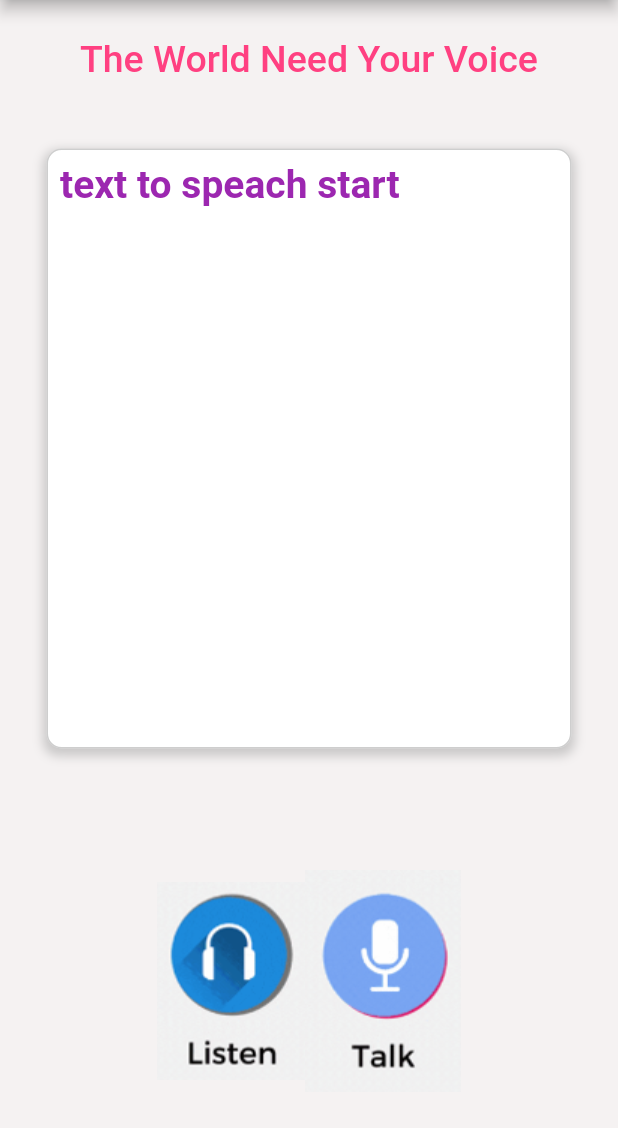
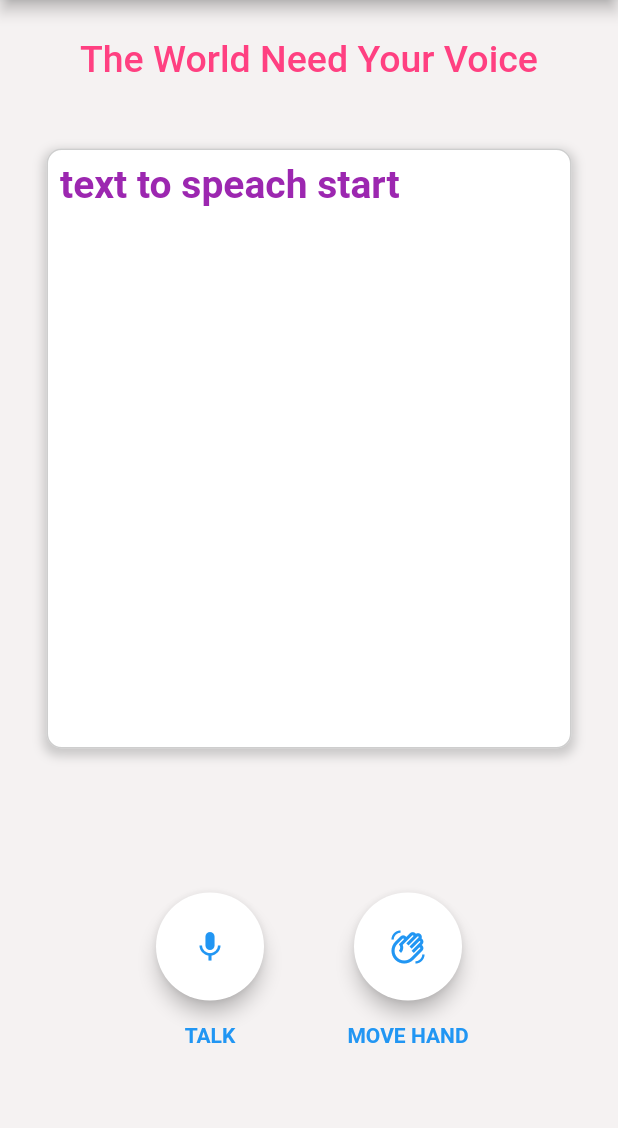
Before and after one commit to Thanoon12k/Speak-Loud, a Flutter app: the screen it shows after launch, on a phone screen of 412 x 824 dp, the part 84-1212 px from its top. Run offline on Flutter 3.47's test engine with Material 2 defaults, Android fonts, the phone set to English and light mode, and no system bars; our stand-ins replace flutter_tts, get, speech_to_text; Roboto replaces fonts that are missing (birthdayYear).

Commit message:
complete gooogle tts still stt

```diff
--- a/lib/home.dart
+++ b/lib/home.dart
@@ -1,5 +1,6 @@
 import 'package:flutter/material.dart';
 import 'package:get/get.dart';
+import 'package:speak_loud/widgets/google_mic.dart';
 
 import 'controllers/flutter_stt_con.dart';
 import 'controllers/stt_controller.dart';
@@ -10,11 +11,8 @@ import 'package:speech_to_text/speech_to_text.dart' as stt;
 class HomeScreen extends StatelessWidget {
   final TextEditingController txtcon = TextEditingController();
 
-  final TextToSpeechController tts_controller =
-      Get.put(TextToSpeechController());
-  final SpeachToTextController stt_controller =
-      Get.put(SpeachToTextController());
-  final FlutterSpeechController fstt_con = Get.put(FlutterSpeechController());
+  final TextToSpeechController tts = Get.put(TextToSpeechController());
+  final SpeachToTextController stt = Get.put(SpeachToTextController());
 
   HomeScreen({super.key});
 
@@ -87,7 +85,7 @@ class HomeScreen extends StatelessWidget {
             () => Padding(
               padding: const EdgeInsets.all(8.0),
               child: Text(
-                tts_controller.mytext.value,
+                tts.mytext.value,
                 style: const TextStyle(
                   fontSize: 26,
                   color: Colors.purple,
@@ -103,12 +101,17 @@ class HomeScreen extends StatelessWidget {
         const SizedBox(height: 35),
         Row(
           mainAxisAlignment: MainAxisAlignment.center,
-          children: [
-            listner_button(tts_controller: tts_controller, fstt_con: fstt_con),
-
-            talker_button(tts_controller: tts_controller),
-
-            // Image.asset("images/off.PNG"),
+          children: const [
+            GoogleIconButton(
+              buttonIcon: Icon(Icons.mic),
+              buttonText: "TALK",
+              handword: "error",
+            ),
+            GoogleIconButton(
+              buttonIcon: Icon(Icons.waving_hand_outlined),
+              buttonText: "MOVE HAND",
+              handword: "Hello",
+            )
           ],
         ),
         const SizedBox(
@@ -119,44 +122,29 @@ class HomeScreen extends StatelessWidget {
   }
 }
 
-class talker_button extends StatelessWidget {
-  const talker_button({
+class icon_button extends StatelessWidget {
+  const icon_button({
     super.key,
-    required this.tts_controller,
+    required this.buttonicon,
+    required this.buttontext,
   });
 
-  final TextToSpeechController tts_controller;
+  final Icon buttonicon;
+  final String buttontext;
 
   @override
   Widget build(BuildContext context) {
-    return GestureDetector(
-      child: Image.asset("images/talk.PNG"),
-      onTap: () async {
-        tts_controller.mytext.value = "how are you ....";
-        await tts_controller.speak(tts_controller.mytext.value);
-      },
+    return Column(
+      children: [
+        Container(
+          padding: const EdgeInsets.fromLTRB(15, 15, 15, 15),
+          child: IconButton(icon: buttonicon, onPressed: () {}),
+        ),
+        Container(
+          padding: const EdgeInsets.fromLTRB(15, 0, 15, 15),
+          child: Text(buttontext),
+        ),
+      ],
     );
   }
 }
-
-class listner_button extends StatelessWidget {
-  const listner_button({
-    super.key,
-    required this.tts_controller,
-    required this.fstt_con,
-  });
-
-  final TextToSpeechController tts_controller;
-  final FlutterSpeechController fstt_con;
-
-  @override
-  Widget build(BuildContext context) {
-    return GestureDetector(
-      child: Image.asset("images/listen.PNG"),
-      onTap: () async {
-        tts_controller.mytext.value = "speach to text started ...";
-        fstt_con.startListening();
-      },
-    );
-  }
-}
--- /dev/null
+++ b/lib/widgets/google_mic.dart
@@ -0,0 +1,129 @@
+import 'package:flutter/material.dart';
+import 'package:get/get.dart';
+import 'package:speak_loud/controllers/tts_controller.dart';
+import 'package:speak_loud/controllers/stt_controller.dart';
+
+class GoogleIconButton extends StatefulWidget {
+  const GoogleIconButton(
+      {Key? key,
+      required this.buttonIcon,
+      required this.buttonText,
+      required this.handword})
+      : super(key: key);
+
+  final Icon buttonIcon;
+  final String buttonText;
+  final String handword;
+
+  @override
+  _GoogleIconButtonState createState() => _GoogleIconButtonState();
+}
+
+class _GoogleIconButtonState extends State<GoogleIconButton>
+    with SingleTickerProviderStateMixin {
+  late AnimationController _animationController;
+  late Animation<double> _scaleAnimation;
+  final TextToSpeechController tts = Get.put(TextToSpeechController());
+  final SpeachToTextController stt = Get.put(SpeachToTextController());
+
+  bool _isPressed = false;
+
+  @override
+  void initState() {
+    super.initState();
+
+    _animationController = AnimationController(
+      vsync: this,
+      duration: const Duration(milliseconds: 200),
+    );
+
+    _scaleAnimation = Tween<double>(
+      begin: 1,
+      end: 0.8,
+    ).animate(
+      CurvedAnimation(
+        parent: _animationController,
+        curve: Curves.easeInOut,
+      ),
+    );
+  }
+
+  @override
+  void dispose() {
+    _animationController.dispose();
+    super.dispose();
+  }
+
+  void _onTapDown(TapDownDetails details) {
+    setState(() {
+      _isPressed = true;
+    });
+    if (widget.buttonText == "MOVE HAND") {
+      tts.speak(widget.handword);
+    } else {
+      stt.listen();
+    }
+
+    _animationController.forward();
+  }
+
+  void _onTapUp(TapUpDetails details) {
+    setState(() {
+      _isPressed = false;
+    });
+
+    _animationController.reverse();
+  }
+
+  @override
+  Widget build(BuildContext context) {
+    const iconColor = Colors.blue;
+    const iconWeight = FontWeight.w600;
+
+    return Column(
+      children: [
+        Container(
+          padding: const EdgeInsets.fromLTRB(30, 30, 30, 15),
+          child: GestureDetector(
+            onTapDown: _onTapDown,
+            onTapUp: _onTapUp,
+            onTapCancel: () {
+              setState(() {
+                _isPressed = false;
+              });
+              _animationController.reverse();
+            },
+            child: ScaleTransition(
+              scale: _scaleAnimation,
+              child: Material(
+                elevation: 5.0,
+                shape: const CircleBorder(),
+                color: _isPressed ? Colors.grey[300] : Colors.white,
+                child: SizedBox(
+                  width: 72,
+                  height: 72,
+                  child: IconButton(
+                    icon: widget.buttonIcon,
+                    onPressed: () {},
+                    color: Colors.blue,
+                  ),
+                ),
+              ),
+            ),
+          ),
+        ),
+        Container(
+          padding: const EdgeInsets.fromLTRB(15, 0, 15, 30),
+          child: DefaultTextStyle(
+            style:const TextStyle(
+              color: iconColor,
+              fontSize: 14,
+              fontWeight: iconWeight,
+            ),
+            child: Text(widget.buttonText),
+          ),
+        ),
+      ],
+    );
+  }
+}
```
